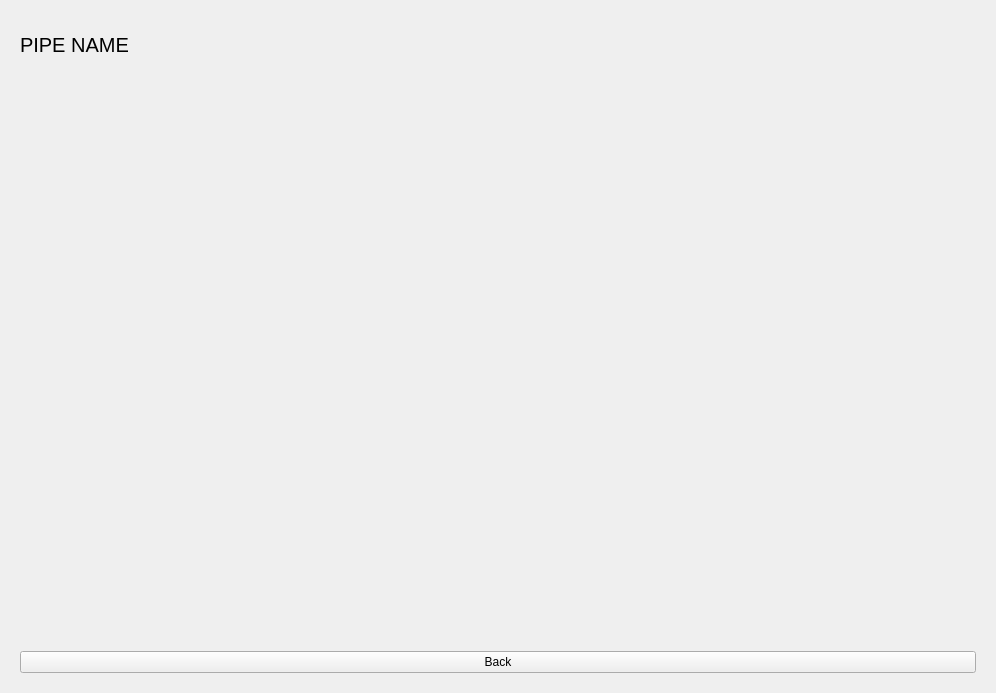
This is coreui/ui/SetupWindow.ui in OpenSoundStack/OpenAudioLiveSystem as Qt 5 draws it before an edit. The edited form follows.
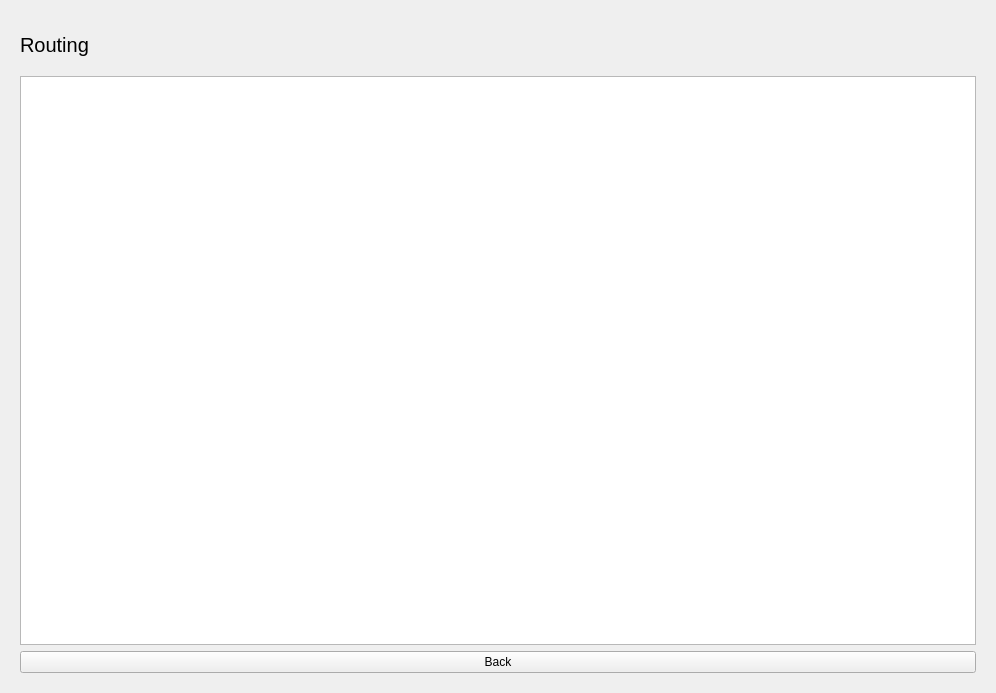
This is the edited form.

```diff
--- a/coreui/ui/SetupWindow.ui
+++ b/coreui/ui/SetupWindow.ui
@@ -20,7 +20,7 @@
       <string notr="true"/>
      </property>
      <property name="currentIndex">
-      <number>3</number>
+      <number>4</number>
      </property>
      <widget class="QWidget" name="home">
       <layout class="QGridLayout" name="gridLayout_2">
@@ -342,6 +342,44 @@
        </item>
       </layout>
      </widget>
+     <widget class="QWidget" name="routing">
+      <layout class="QGridLayout" name="gridLayout_8">
+       <item row="2" column="0">
+        <widget class="QPushButton" name="btn_routing_back">
+         <property name="text">
+          <string>Back</string>
+         </property>
+        </widget>
+       </item>
+       <item row="0" column="0">
+        <widget class="QLabel" name="elem_control_pname_2">
+         <property name="minimumSize">
+          <size>
+           <width>0</width>
+           <height>50</height>
+          </size>
+         </property>
+         <property name="maximumSize">
+          <size>
+           <width>16777215</width>
+           <height>50</height>
+          </size>
+         </property>
+         <property name="font">
+          <font>
+           <pointsize>15</pointsize>
+          </font>
+         </property>
+         <property name="text">
+          <string>Routing</string>
+         </property>
+        </widget>
+       </item>
+       <item row="1" column="0">
+        <widget class="QGraphicsView" name="routing_gfx_view"/>
+       </item>
+      </layout>
+     </widget>
     </widget>
    </item>
   </layout>
```
Left out of the diff: 2 changed lines with no effect on the pictures.
